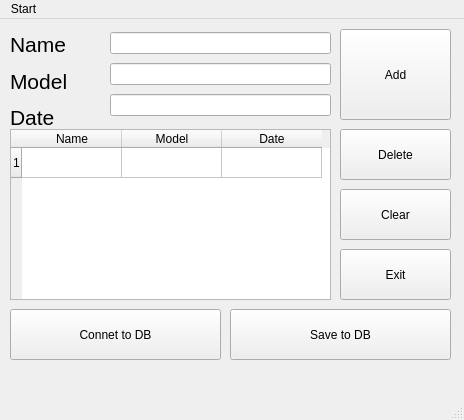
Before: the Qt Designer form mainwindow.ui in Palit-Invalid/tp_lab, drawn with Qt 5.
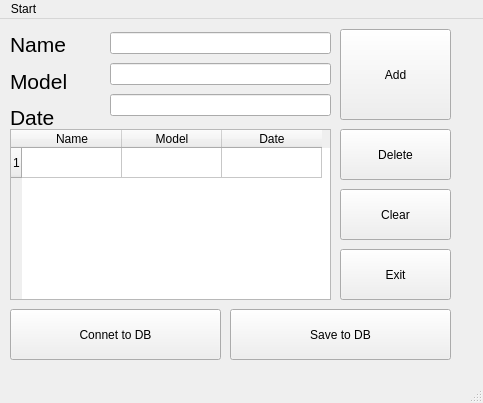
After: the same form once the commit is applied.

Commit message: add saving data to db

The edit to the form file:
```diff
--- a/mainwindow.ui
+++ b/mainwindow.ui
@@ -6,8 +6,8 @@
    <rect>
     <x>0</x>
     <y>0</y>
-    <width>464</width>
-    <height>420</height>
+    <width>483</width>
+    <height>403</height>
    </rect>
   </property>
   <property name="windowTitle">
@@ -200,7 +200,7 @@
     <rect>
      <x>0</x>
      <y>0</y>
-     <width>464</width>
+     <width>483</width>
      <height>23</height>
     </rect>
    </property>
```
The commit also changes 2 other files.
